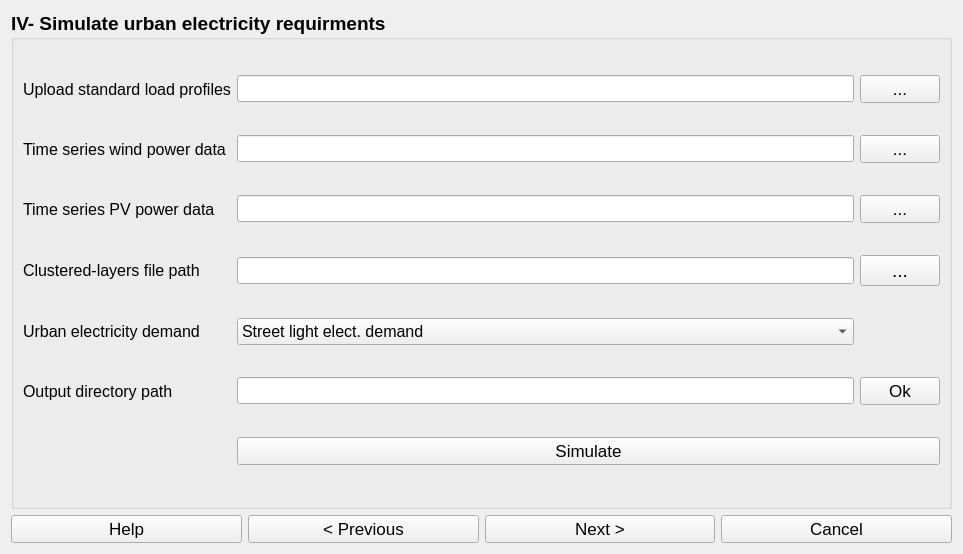
The window that flexigis/simulate.ui (FlexiGIS/FlexiGIS-plugin) describes before a commit, drawn with Qt 5.
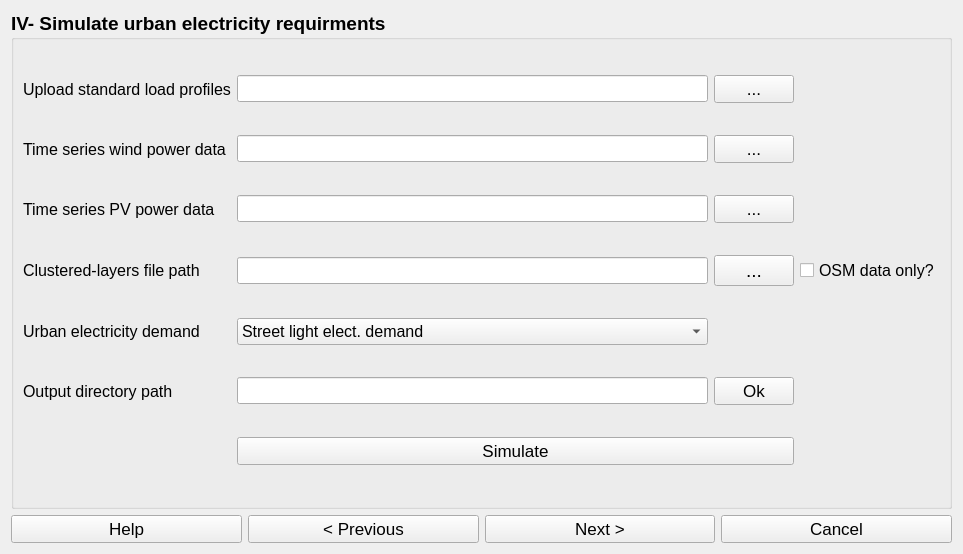
The same window after the commit.

Commit message: Parallelise EO and OSM data in demand simulation

The edit to the form file:
```diff
--- a/flexigis/simulate.ui
+++ b/flexigis/simulate.ui
@@ -318,6 +318,20 @@
         </property>
        </widget>
       </item>
+      <item row="3" column="3">
+       <widget class="QCheckBox" name="checkBox">
+        <property name="font">
+         <font>
+          <pointsize>12</pointsize>
+          <weight>50</weight>
+          <bold>false</bold>
+         </font>
+        </property>
+        <property name="text">
+         <string>OSM data only?</string>
+        </property>
+       </widget>
+      </item>
      </layout>
     </widget>
    </item>
```
The commit also changes 2 other files.
